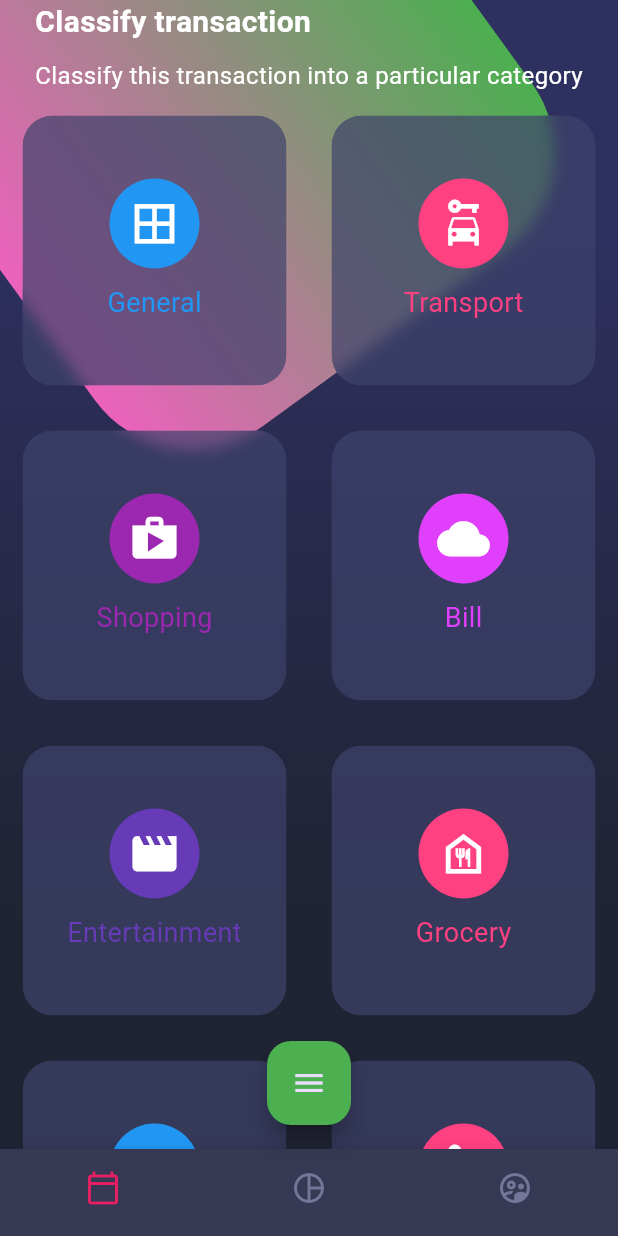
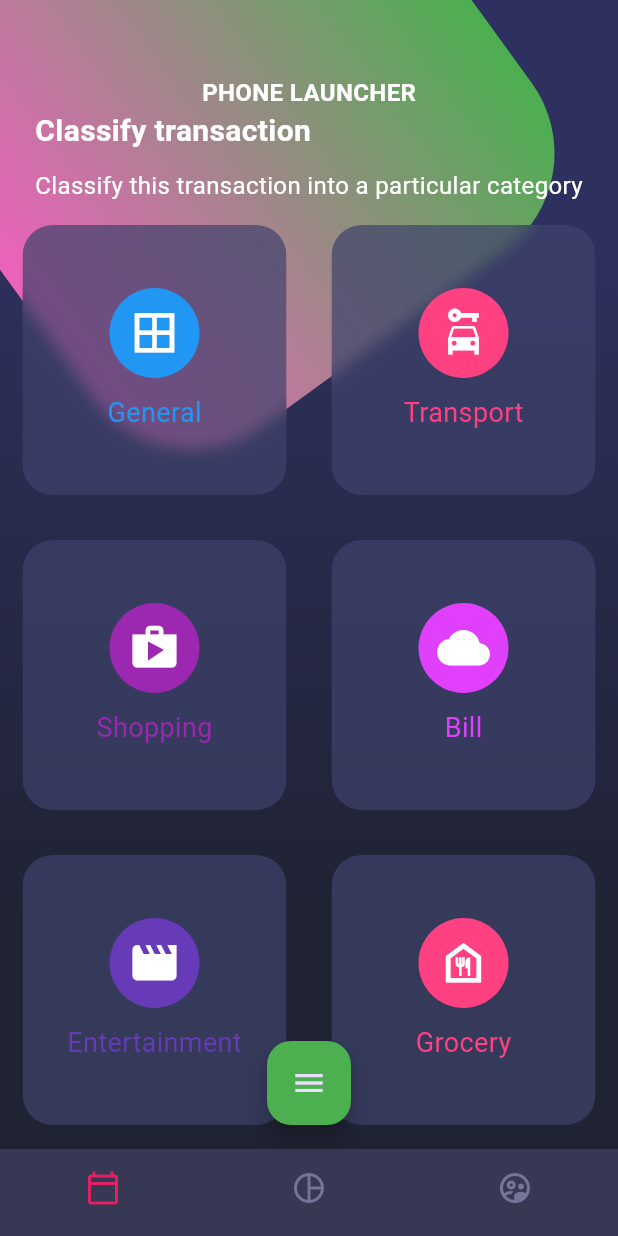
Before and after one commit to JD-ESPITIA/fl-designs, a Flutter app: the screen it shows after launch, on a phone screen of 412 x 824 dp. Run offline on Flutter 3.47's test engine with Material 3 defaults, Android fonts, the phone set to English and light mode, and no system bars; our stand-ins replace font_awesome_flutter, go_router.

Commit message:
split tablet phone launcher

```diff
--- a/lib/config/theme/app_theme.dart
+++ b/lib/config/theme/app_theme.dart
@@ -45,13 +45,12 @@ class AppTheme with ChangeNotifier {
   set darkTheme(bool value) {
     _customTheme = false;
     _darkTheme = value;
-    print('valueeeeeeeeeee');
-    print(value);
+
 
     if(value){
       _currentTheme = ThemeData.dark().copyWith(
           hintColor: Colors.green
-        );;
+        );
     } else {
       _currentTheme = ThemeData.light().copyWith(
           hintColor: Colors.blueAccent
--- a/lib/screens/home_screen.dart
+++ b/lib/screens/home_screen.dart
@@ -1,6 +1,8 @@
 import 'package:flutter/material.dart';
 import 'package:flutter_app_design/config/router/app_router.dart';
 import 'package:flutter_app_design/config/theme/app_theme.dart';
+import 'package:flutter_app_design/screens/phone_launcher.dart';
+import 'package:flutter_app_design/screens/tablet_launcher.dart';
 
 import 'package:flutter_app_design/widgets/background.dart';
 import 'package:flutter_app_design/widgets/card_table.dart';
@@ -17,167 +19,18 @@ class HomeScreen extends StatelessWidget {
   Widget build(BuildContext context) {
     var appTheme = Provider.of<AppTheme>(context).currentTheme;
 
-    // print('Orientation $orien');
+    final screenSize = MediaQuery.of(context).size;
+    return OrientationBuilder(
+      builder: (BuildContext context, Orientation orientation) {
 
-    return Scaffold(
-      key: _scaffoldKey,
-      drawer: _MenuPrincipal(),
-      body: Stack(
-        children: [
-          // Background
-          Background(),
-          // Home Body
-          _HomeBody()
-        ],
-      ),
-      bottomNavigationBar: CustomBottomNavigation(),
-      floatingActionButton: Builder(
-        builder: (BuildContext context) {
-          return FloatingActionButton(
-            heroTag: '1',
-            child: const Icon(Icons.menu),
-            backgroundColor: appTheme.hintColor,
-            onPressed: () {
-              Scaffold.of(context)
-                  .openDrawer(); // Utiliza el contexto proporcionado por Builder
-            },
-          );
-        },
-      ),
-      floatingActionButtonLocation: FloatingActionButtonLocation.centerFloat,
+        if (screenSize.width > 500) {
+          return TabletLauncher(scaffoldKey: _scaffoldKey, appTheme: appTheme);
+        } else {
+          return PhoneLauncher(scaffoldKey: _scaffoldKey, appTheme: appTheme);
+        }
+
+
+      },
     );
   }
 }
-
-class _MenuPrincipal extends StatelessWidget {
-  @override
-  Widget build(BuildContext context) {
-    final appTheme = Provider.of<AppTheme>(context);
-    // final accentColor = appTheme.currentTheme.accentColor;
-    return Drawer(
-      shadowColor: appTheme.currentTheme.hintColor,
-      child: CustomScrollView(
-        slivers: [
-          const SliverToBoxAdapter(
-            child: SafeArea(
-              child: SizedBox(
-                width: double.infinity,
-                height: 200,
-                child: CircleAvatar(
-                  backgroundColor: Colors.blue,
-                  child: Text(
-                    'JD',
-                    style: TextStyle(fontSize: 50),
-                  ),
-                ),
-              ),
-            ),
-          ),
-          const _ListaOpciones(),
-          SliverToBoxAdapter(
-            child: ListTile(
-              leading: const Icon(Icons.lightbulb_outline, color: Colors.blue),
-              title: const Text('Dark Mode'),
-              trailing: Switch.adaptive(
-                  value: appTheme.darkTheme,
-                  activeColor: Colors.blue,
-                  onChanged: (newValue) => appTheme.darkTheme = newValue),
-            ),
-          ),
-          SliverToBoxAdapter(
-            child: SafeArea(
-              bottom: true,
-              top: false,
-              left: false,
-              right: false,
-              child: ListTile(
-                leading:
-                    const Icon(Icons.add_to_home_screen, color: Colors.blue),
-                title: const Text('Custom Theme'),
-                trailing: Switch.adaptive(
-                    value: appTheme.customTheme,
-                    activeColor: Colors.blue,
-                    onChanged: (newValue) => appTheme.customTheme = newValue),
-              ),
-            ),
-          ),
-        ],
-      ),
-    );
-  }
-}
-
-class _ListaOpciones extends StatelessWidget {
-  const _ListaOpciones();
-
-  @override
-  Widget build(BuildContext context) {
-    return SliverList(
-      delegate: SliverChildBuilderDelegate(
-        (context, i) => ListTile(
-          leading: Icon(pageRoutes[i].icon, color: Colors.blue),
-          title: Text(pageRoutes[i].titulo),
-          trailing: const Icon(Icons.chevron_right, color: Colors.blue),
-          onTap: () {
-            Navigator.push(context,
-                MaterialPageRoute(builder: (context) => pageRoutes[i].page));
-          },
-        ),
-        childCount: pageRoutes.length,
-      ),
-    );
-  }
-}
-
-class _HomeBody extends StatelessWidget {
-  @override
-  Widget build(BuildContext context) {
-    return SingleChildScrollView(
-      child: Column(
-        children: [
-          // Titulos
-          PageTitle(),
-
-          // Card Table
-          CardTable(),
-        ],
-      ),
-    );
-  }
-}
-
-// class _ListaOpciones extends StatelessWidget {
-//   @override
-//   Widget build(BuildContext context) {
-
-//     return CustomScrollView(
-//       physics: const BouncingScrollPhysics(),
-//       slivers: <Widget>[
-//         SliverList(
-//           delegate: SliverChildBuilderDelegate(
-//             (context, i) => ListTile(
-//               leading: FaIcon(
-//                 pageRoutes[i].icon,
-//                 color: Colors.blue,
-//               ),
-//               title: Text(pageRoutes[i].titulo),
-//               trailing: const Icon(
-//                 Icons.chevron_right,
-//                 color: Colors.blue,
-//               ),
-//               onTap: () {
-//                 Navigator.push(
-//                   context,
-//                   MaterialPageRoute(
-//                     builder: (context) => pageRoutes[i].page,
-//                   ),
-//                 );
-//               },
-//             ),
-//             childCount: pageRoutes.length,
-//           ),
-//         ),
-//       ],
-//     );
-//   }
-// }
--- /dev/null
+++ b/lib/screens/phone_launcher.dart
@@ -0,0 +1,150 @@
+import 'package:flutter/material.dart';
+import 'package:flutter_app_design/config/router/app_router.dart';
+import 'package:flutter_app_design/config/theme/app_theme.dart';
+import 'package:flutter_app_design/widgets/background.dart';
+import 'package:flutter_app_design/widgets/card_table.dart';
+import 'package:flutter_app_design/widgets/custom_bottom_navigation.dart';
+import 'package:flutter_app_design/widgets/page_title.dart';
+import 'package:provider/provider.dart';
+
+class PhoneLauncher extends StatelessWidget {
+  const PhoneLauncher({
+    super.key,
+    required GlobalKey<ScaffoldState> scaffoldKey,
+    required this.appTheme,
+  }) : _scaffoldKey = scaffoldKey;
+
+  final GlobalKey<ScaffoldState> _scaffoldKey;
+  final ThemeData appTheme;
+
+  @override
+  Widget build(BuildContext context) {
+    return Scaffold(
+      key: _scaffoldKey,
+      drawer: _MenuPrincipal(),
+      body: Stack(
+        children: [
+          // Background
+          Background(),
+          // Home Body
+          _HomeBody()
+        ],
+      ),
+      bottomNavigationBar: CustomBottomNavigation(),
+      floatingActionButton: Builder(
+        builder: (BuildContext context) {
+          return FloatingActionButton(
+            heroTag: '1',
+            backgroundColor: appTheme.hintColor,
+            onPressed: () {
+              Scaffold.of(context)
+                  .openDrawer(); // Utiliza el contexto proporcionado por Builder
+            },
+            child: const Icon(Icons.menu),
+          );
+        },
+      ),
+      floatingActionButtonLocation:
+          FloatingActionButtonLocation.centerFloat,
+    );
+  }
+}
+
+class _MenuPrincipal extends StatelessWidget {
+  @override
+  Widget build(BuildContext context) {
+    final appTheme = Provider.of<AppTheme>(context);
+    // final accentColor = appTheme.currentTheme.accentColor;
+    return Drawer(
+      shadowColor: appTheme.currentTheme.hintColor,
+      child: CustomScrollView(
+        slivers: [
+          const SliverToBoxAdapter(
+            child: SafeArea(
+              child: SizedBox(
+                width: double.infinity,
+                height: 200,
+                child: CircleAvatar(
+                  backgroundColor: Colors.blue,
+                  child: Text(
+                    'JD',
+                    style: TextStyle(fontSize: 50),
+                  ),
+                ),
+              ),
+            ),
+          ),
+          const _ListaOpciones(),
+          SliverToBoxAdapter(
+            child: ListTile(
+              leading: const Icon(Icons.lightbulb_outline, color: Colors.blue),
+              title: const Text('Dark Mode'),
+              trailing: Switch.adaptive(
+                  value: appTheme.darkTheme,
+                  activeColor: Colors.blue,
+                  onChanged: (newValue) => appTheme.darkTheme = newValue),
+            ),
+          ),
+          SliverToBoxAdapter(
+            child: SafeArea(
+              bottom: true,
+              top: false,
+              left: false,
+              right: false,
+              child: ListTile(
+                leading:
+                    const Icon(Icons.add_to_home_screen, color: Colors.blue),
+                title: const Text('Custom Theme'),
+                trailing: Switch.adaptive(
+                    value: appTheme.customTheme,
+                    activeColor: Colors.blue,
+                    onChanged: (newValue) => appTheme.customTheme = newValue),
+              ),
+            ),
+          ),
+        ],
+      ),
+    );
+  }
+}
+
+class _ListaOpciones extends StatelessWidget {
+  const _ListaOpciones();
+
+  @override
+  Widget build(BuildContext context) {
+    return SliverList(
+      delegate: SliverChildBuilderDelegate(
+        (context, i) => ListTile(
+          leading: Icon(pageRoutes[i].icon, color: Colors.blue),
+          title: Text(pageRoutes[i].titulo),
+          trailing: const Icon(Icons.chevron_right, color: Colors.blue),
+          onTap: () {
+            Navigator.push(context,
+                MaterialPageRoute(builder: (context) => pageRoutes[i].page));
+          },
+        ),
+        childCount: pageRoutes.length,
+      ),
+    );
+  }
+}
+
+class _HomeBody extends StatelessWidget {
+  @override
+  Widget build(BuildContext context) {
+    return SingleChildScrollView(
+      child: Column(
+        children: [
+          const SizedBox(height: 50),
+          const Text('PHONE LAUNCHER', style: TextStyle( fontSize: 16, color: Colors.white, fontWeight: FontWeight.bold )),
+          // Titulos
+          PageTitle(),
+
+          // Card Table
+          CardTable(),
+        ],
+      ),
+    );
+  }
+}
--- a/lib/widgets/card_table.dart
+++ b/lib/widgets/card_table.dart
@@ -30,15 +30,10 @@ class CardTable extends StatelessWidget {
 
         TableRow(
           children: [
-            _SigleCard( color: Colors.blue, icon: Icons.border_all, text: 'General' ),
-            _SigleCard( color: Colors.pinkAccent, icon: Icons.car_rental, text: 'Transport' ),
+            _SigleCard( color: Colors.blue, icon: Icons.access_alarms_rounded, text: 'Alarm' ),
+            _SigleCard( color: Colors.pinkAccent, icon: Icons.abc_sharp, text: 'Sharp' ),
           ]
         ),
-
-
-
-
-
       ],
     );
   }
```
Also changed, not shown: lib/screens/basic_design.dart (+3 -4 lines), lib/screens/tablet_launcher.dart (added, +150 -0 lines).
